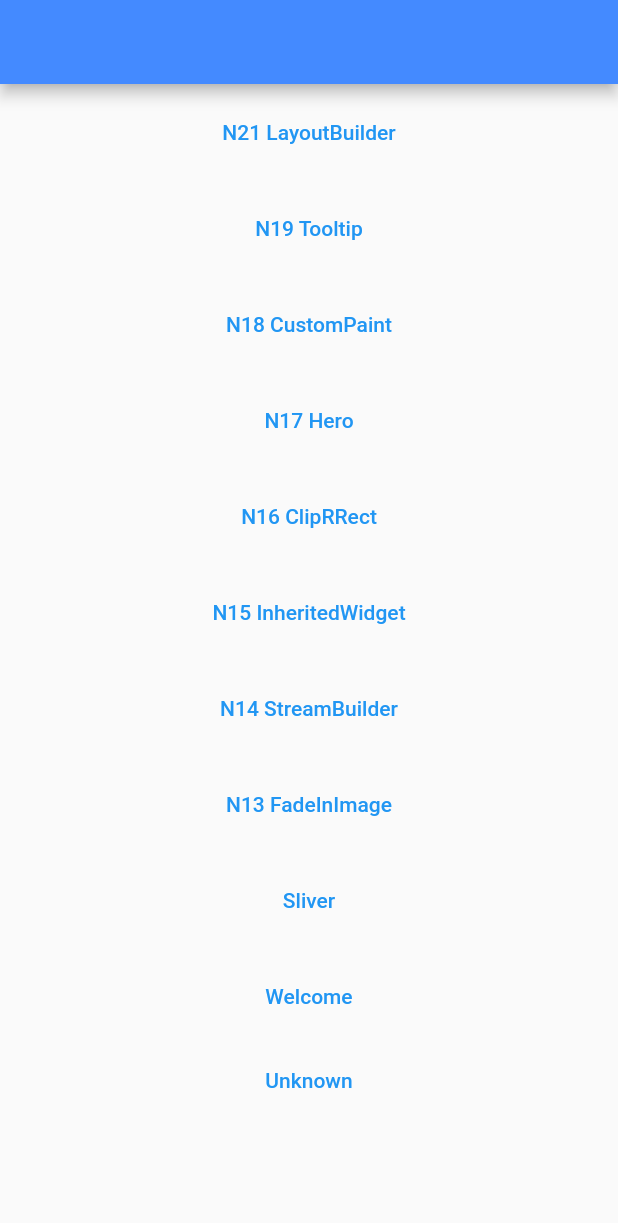
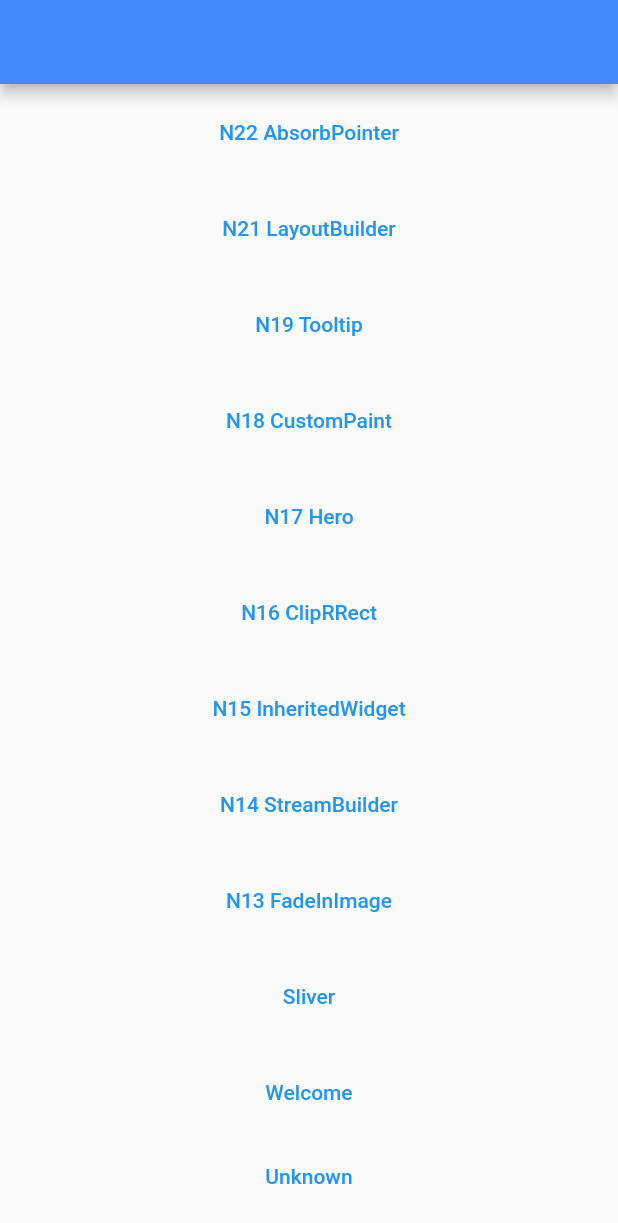
Before and after one commit to ychsue/my_flutter_test, a Flutter app: the screen it shows after launch, on a phone screen of 412 x 824 dp. Shown: the top 1223 px of the screen. Run offline on Flutter 3.47's test engine with Material 2 defaults, Android fonts, the light colour scheme and no system bars; our stand-ins replace bloc, flutter_bloc, get, transparent_image; Roboto replaces fonts that are missing (Georgia).

Commit message:
試用 AbsorbPointer

```diff
--- a/lib/src/route/app_pages.dart
+++ b/lib/src/route/app_pages.dart
@@ -8,6 +8,7 @@ import 'package:test2/src/route/main_screens/n17/n17_hero_screen.dart';
 import 'package:test2/src/route/main_screens/n18/n18_custom_paint_screen.dart';
 import 'package:test2/src/route/main_screens/n19_20_tooltip_fitted_box_screen.dart';
 import 'package:test2/src/route/main_screens/n21_layout_builder.dart';
+import 'package:test2/src/route/main_screens/n22_absorb_pointer.dart';
 import 'package:test2/src/route/main_screens/sliver_screen.dart';
 import 'package:test2/src/route/main_screens/unknown_screen.dart';
 import 'package:test2/src/route/main_screens/welcome_screen.dart';
@@ -28,10 +29,15 @@ enum Routes {
   n18_custom_paint,
   n19_tooltip,
   n21_layout_builder,
+  n22_absorb_pointer,
 }
 
 abstract class AppPages {
   static final pages = [
+    GetPage(
+      name: Routes.n22_absorb_pointer.toLocation,
+      page: () => N22AbsorbPointer(),
+    ),
     GetPage(
       name: Routes.n21_layout_builder.toLocation,
       page: () => N21LayoutBuilderScreen(),
--- a/lib/src/route/main_screens/get_home_screen.dart
+++ b/lib/src/route/main_screens/get_home_screen.dart
@@ -14,6 +14,13 @@ class GetHomeScreen extends StatelessWidget {
           child: Container(
         child: ListView(
           children: [
+            Container(
+              margin: EdgeInsets.all(8.0),
+              child: TextButton(
+                  onPressed: () =>
+                      Get.toNamed(Routes.n22_absorb_pointer.toLocation),
+                  child: Text("N22 AbsorbPointer")),
+            ),
             Container(
               margin: EdgeInsets.all(8.0),
               child: TextButton(
```
Also changed, not shown: lib/src/route/main_screens/n22_absorb_pointer.dart (added, +34 -0 lines), 1 other file.
